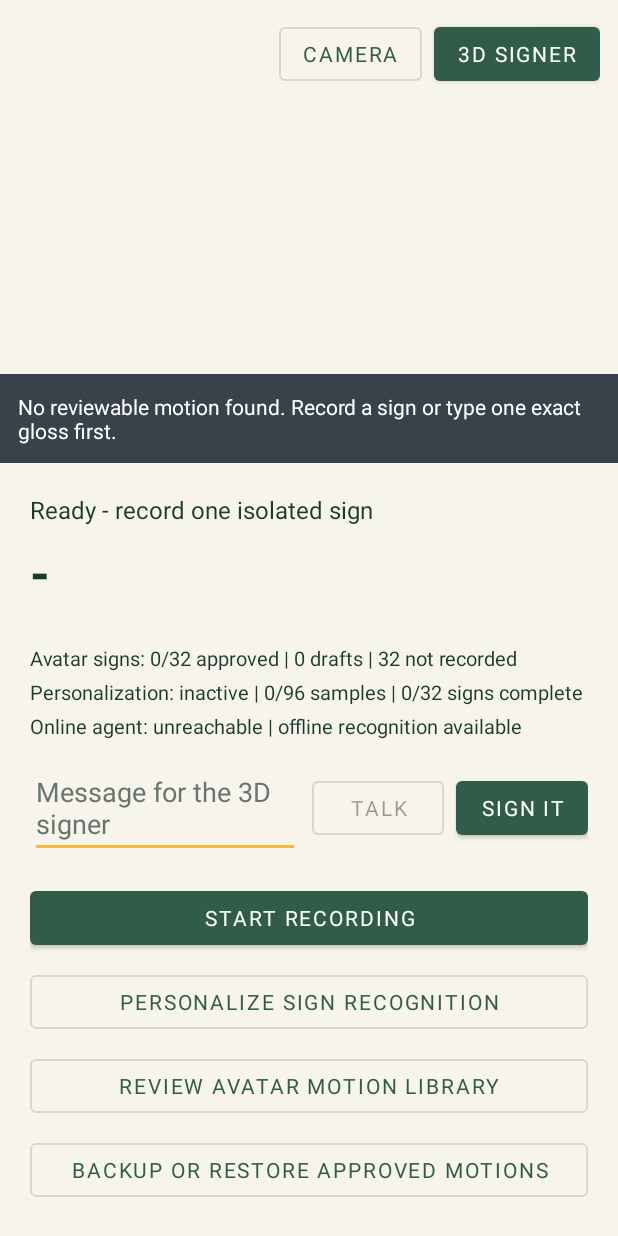
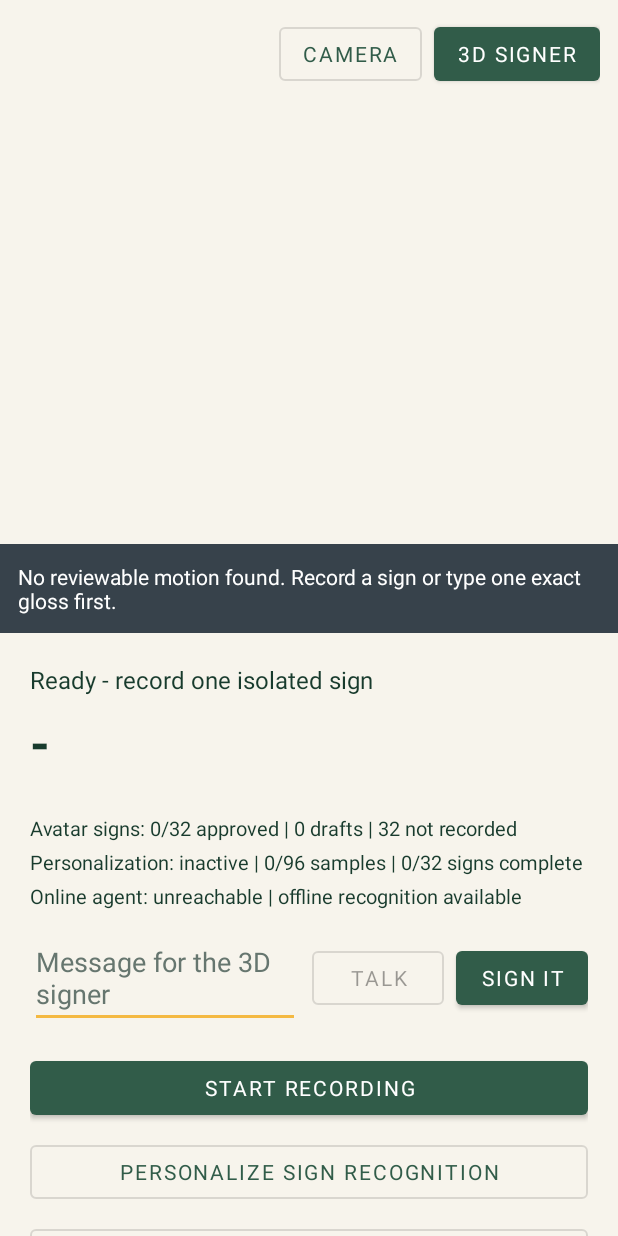
Before and after one commit to NestroyMusoke/Project-Nia, an Android app: the screen it shows after launch (MainActivity), after a tap on an icon or button, on a phone screen of 412 x 824 dp. Run offline under Robolectric (Android 15) with nearby library versions, the light colour scheme and no system bars; libraries missing offline, so code that uses them is left out: androidx.camera.core, androidx.camera.lifecycle, com.google.mediapipe.framework, com.google.mediapipe.tasks, org.tensorflow.lite; plain views replace PreviewView; 7 statements that could not run were skipped; 2 other taps on this screen came first.

Commit message:
Improve Android capture responsiveness and layout

```diff
--- a/android/app/src/main/java/org/projectnia/app/MainActivity.kt
+++ b/android/app/src/main/java/org/projectnia/app/MainActivity.kt
@@ -61,6 +61,7 @@ class MainActivity : AppCompatActivity(), TextToSpeech.OnInitListener {
     private var textToSpeech: TextToSpeech? = null
     private var speechRecognizer: SpeechRecognizer? = null
     private var textToSpeechReady = false
+    private var speechRecognitionAvailable = false
 
     @Volatile private var recording = false
     @Volatile private var lastOutput: ModelOutput? = null
@@ -170,22 +171,28 @@ class MainActivity : AppCompatActivity(), TextToSpeech.OnInitListener {
                 .also { useCase ->
                     useCase.setAnalyzer(cameraExecutor) { image ->
                         try {
+                            if (!recording) return@setAnalyzer
                             val frame = frameExtractor.extract(image.toBitmap(), image.imageInfo.rotationDegrees)
                             if (recording) {
                                 synchronized(recordedFrames) {
                                     if (recordedFrames.size < 240) recordedFrames += frame
-                                    if (recordedFrames.size % 10 == 0) {
+                                    val frameCount = recordedFrames.size
+                                    if (frameCount % 10 == 0) {
                                         val target = commissioningGloss
                                             ?: calibrationClassId?.let(NiaVocabulary.labels::get)
                                         val prefix = target?.uppercase(Locale.ROOT)?.let { "$it | " }.orEmpty()
                                         runOnUiThread {
-                                            binding.statusText.text = "${prefix}Recording... ${recordedFrames.size} frames"
+                                            if (recording) {
+                                                binding.statusText.text = "${prefix}Recording... $frameCount frames"
+                                            }
                                         }
                                     }
                                 }
                             }
                         } catch (error: Exception) {
-                            runOnUiThread { binding.statusText.text = "Landmark error: ${error.message}" }
+                            if (recording) {
+                                runOnUiThread { binding.statusText.text = "Landmark error: ${error.message}" }
+                            }
                         } finally {
                             image.close()
                         }
@@ -208,6 +215,7 @@ class MainActivity : AppCompatActivity(), TextToSpeech.OnInitListener {
         lastCapturedFrames = emptyList()
         lastRecognizedGloss = null
         recording = true
+        setRecordingControls(active = true)
         binding.captureButton.text = when {
             targetGloss != null -> "Stop recording ${targetGloss.uppercase(Locale.ROOT)}"
             calibrationGloss != null -> "Stop calibration ${calibrationGloss.uppercase(Locale.ROOT)}"
@@ -265,6 +273,7 @@ class MainActivity : AppCompatActivity(), TextToSpeech.OnInitListener {
                         binding.validateMotionButton.visibility = View.VISIBLE
                         binding.captureButton.isEnabled = true
                         binding.captureButton.text = "Record another sign"
+                        setRecordingControls(active = false)
                         refreshMotionLibraryStatus()
                     }
                 } catch (error: Exception) {
@@ -296,6 +305,7 @@ class MainActivity : AppCompatActivity(), TextToSpeech.OnInitListener {
                             "Embedding stored locally; model weights and evaluation data were not changed"
                         binding.captureButton.isEnabled = true
                         binding.captureButton.text = "Record another sign"
+                        setRecordingControls(active = false)
                         refreshPersonalizationStatus()
                     }
                 } catch (error: Exception) {
@@ -341,6 +351,7 @@ class MainActivity : AppCompatActivity(), TextToSpeech.OnInitListener {
                     refreshMotionLibraryStatus()
                     binding.captureButton.isEnabled = true
                     binding.captureButton.text = "Record another sign"
+                    setRecordingControls(active = false)
                 }
             } catch (error: Exception) {
                 runOnUiThread { showReady("Inference error: ${error.message}") }
@@ -566,6 +577,7 @@ class MainActivity : AppCompatActivity(), TextToSpeech.OnInitListener {
             binding.talkButton.isEnabled = false
             return
         }
+        speechRecognitionAvailable = true
         speechRecognizer = SpeechRecognizer.createSpeechRecognizer(this).also { recognizer ->
             recognizer.setRecognitionListener(object : RecognitionListener {
                 override fun onReadyForSpeech(params: Bundle?) {
@@ -843,7 +855,14 @@ class MainActivity : AppCompatActivity(), TextToSpeech.OnInitListener {
     }
 
     override fun onPause() {
-        if (::binding.isInitialized) binding.avatarView.onPause()
+        if (::binding.isInitialized) {
+            if (recording) {
+                recording = false
+                synchronized(recordedFrames) { recordedFrames.clear() }
+                showReady("Recording paused. Start again when Nia is visible.")
+            }
+            binding.avatarView.onPause()
+        }
         super.onPause()
     }
 
@@ -851,6 +870,19 @@ class MainActivity : AppCompatActivity(), TextToSpeech.OnInitListener {
         binding.statusText.text = message
         binding.captureButton.isEnabled = true
         binding.captureButton.text = "Start recording"
+        setRecordingControls(active = false)
+    }
+
+    private fun setRecordingControls(active: Boolean) {
+        val enabled = !active
+        binding.cameraModeButton.isEnabled = enabled
+        binding.avatarModeButton.isEnabled = enabled
+        binding.talkButton.isEnabled = enabled && speechRecognitionAvailable
+        binding.signMessageButton.isEnabled = enabled
+        binding.personalizeButton.isEnabled = enabled
+        binding.reviewMotionsButton.isEnabled = enabled
+        binding.backupMotionsButton.isEnabled = enabled
+        binding.agentStatusText.isEnabled = enabled
     }
 
     override fun onDestroy() {
--- a/android/app/src/main/res/layout/activity_main.xml
+++ b/android/app/src/main/res/layout/activity_main.xml
@@ -12,7 +12,9 @@
         app:layout_constraintBottom_toTopOf="@id/resultPanel"
         app:layout_constraintEnd_toEndOf="parent"
         app:layout_constraintStart_toStartOf="parent"
-        app:layout_constraintTop_toTopOf="parent">
+        app:layout_constraintTop_toTopOf="parent"
+        app:layout_constraintVertical_chainStyle="spread"
+        app:layout_constraintVertical_weight="1.05">
 
         <androidx.camera.view.PreviewView
             android:id="@+id/preview"
@@ -60,15 +62,24 @@
         </LinearLayout>
     </FrameLayout>
 
-    <LinearLayout
+    <androidx.core.widget.NestedScrollView
         android:id="@+id/resultPanel"
         android:layout_width="0dp"
+        android:layout_height="0dp"
+        android:fillViewport="true"
+        android:overScrollMode="ifContentScrolls"
+        android:scrollbars="vertical"
+        app:layout_constraintBottom_toBottomOf="parent"
+        app:layout_constraintEnd_toEndOf="parent"
+        app:layout_constraintStart_toStartOf="parent"
+        app:layout_constraintTop_toBottomOf="@id/stage"
+        app:layout_constraintVertical_weight="1">
+
+        <LinearLayout
+            android:layout_width="match_parent"
             android:layout_height="wrap_content"
             android:orientation="vertical"
-        android:padding="20dp"
-        app:layout_constraintBottom_toBottomOf="parent"
-        app:layout_constraintEnd_toEndOf="parent"
-        app:layout_constraintStart_toStartOf="parent">
+            android:padding="20dp">
 
             <TextView
                 android:id="@+id/statusText"
@@ -210,4 +221,5 @@
                 android:text="Signer-validate avatar motion"
                 android:visibility="gone" />
         </LinearLayout>
+    </androidx.core.widget.NestedScrollView>
 </androidx.constraintlayout.widget.ConstraintLayout>
```
Also changed, not shown: 2 other files. Lines whose indentation alone changed are shown as unchanged.
